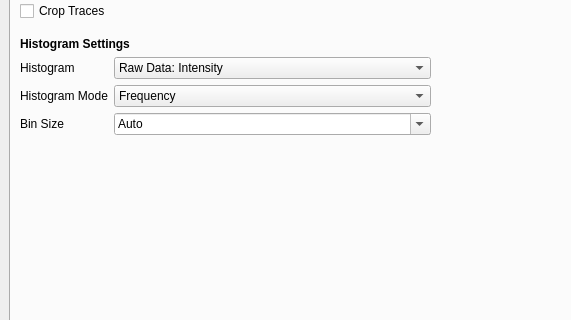
piedrro/DeepGapSeq, file src/DeepGapSeq/GUI/GUI_windows/mainwindow_gui.ui: the form before one commit; both pictures show x 0 to 571 and y 194 to 514 of the 868 by 604 pixel window.
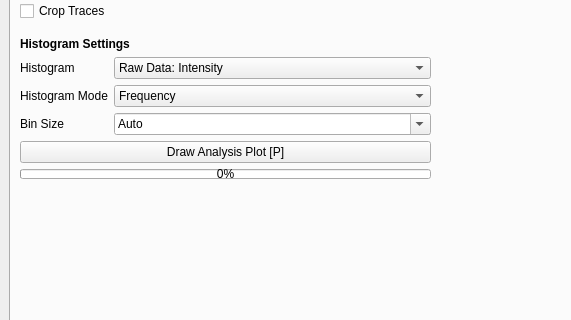
The form after the commit. The open tabs and pages were chosen to show the change.

Commit message: analysis graph no longer auto updating

```diff
--- a/src/DeepGapSeq/GUI/GUI_windows/mainwindow_gui.ui
+++ b/src/DeepGapSeq/GUI/GUI_windows/mainwindow_gui.ui
@@ -545,6 +545,26 @@
             </item>
            </layout>
           </item>
+          <item>
+           <widget class="QPushButton" name="draw_analysis_plot">
+            <property name="text">
+             <string>Draw Analysis Plot [P]</string>
+            </property>
+           </widget>
+          </item>
+          <item>
+           <widget class="QProgressBar" name="analysis_plot_progressbar">
+            <property name="maximumSize">
+             <size>
+              <width>16777215</width>
+              <height>10</height>
+             </size>
+            </property>
+            <property name="value">
+             <number>0</number>
+            </property>
+           </widget>
+          </item>
           <item>
            <spacer name="verticalSpacer">
             <property name="orientation">
```
The commit also changes 8 other files.
